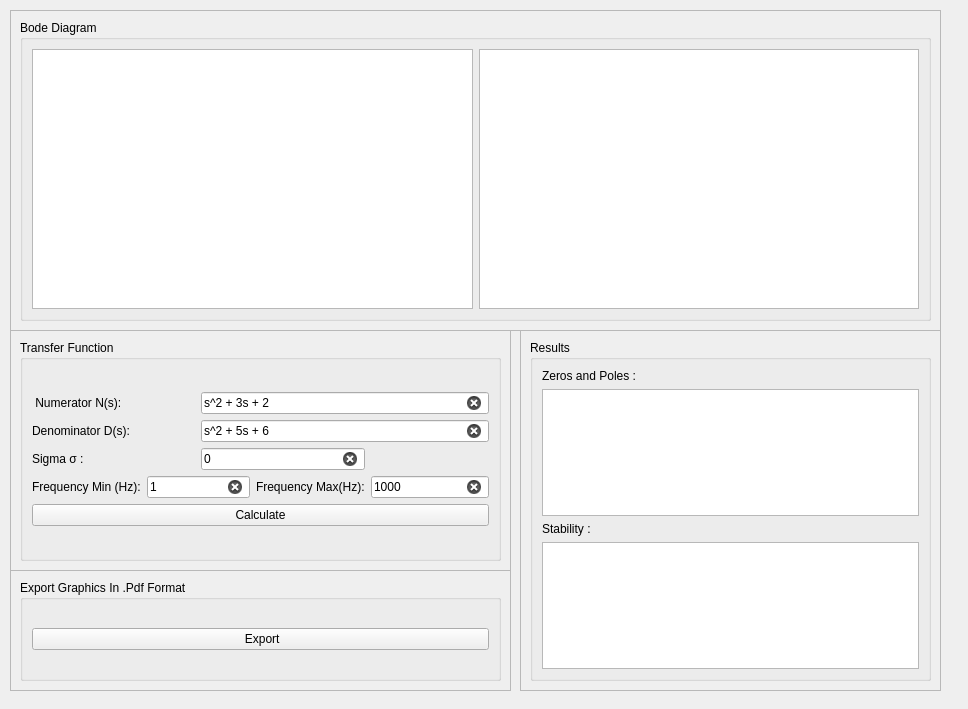
dragon90o/bodediagram_final, file widget.ui: the form before one commit.
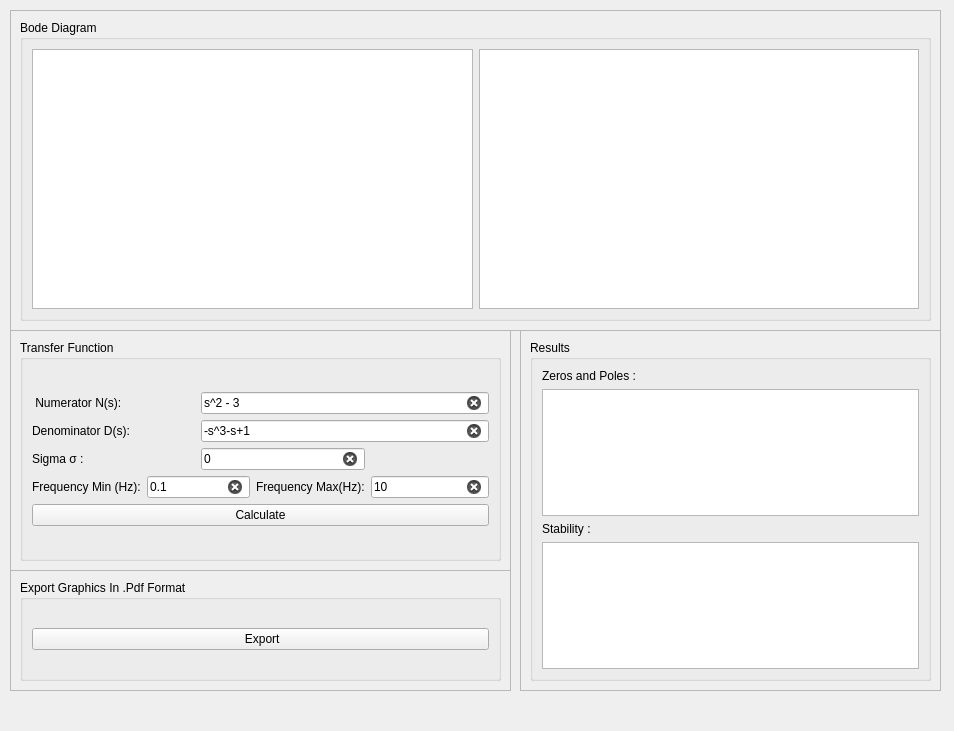
The form after the commit. Custom widgets are drawn as their Qt base class.

```diff
--- a/widget.ui
+++ b/widget.ui
@@ -6,8 +6,8 @@
    <rect>
     <x>0</x>
     <y>0</y>
-    <width>968</width>
-    <height>709</height>
+    <width>954</width>
+    <height>731</height>
    </rect>
   </property>
   <property name="windowTitle">
@@ -78,7 +78,7 @@
          <item row="0" column="2" colspan="3">
           <widget class="QLineEdit" name="numeratorLineEdit">
            <property name="text">
-            <string>s^2 + 3s + 2</string>
+            <string>s^2 - 3</string>
            </property>
            <property name="clearButtonEnabled">
             <bool>true</bool>
@@ -88,7 +88,7 @@
          <item row="3" column="1" colspan="2">
           <widget class="QLineEdit" name="frequencyMinlineEdit">
            <property name="text">
-            <string>1</string>
+            <string>0.1</string>
            </property>
            <property name="clearButtonEnabled">
             <bool>true</bool>
@@ -119,7 +119,7 @@
          <item row="1" column="2" colspan="3">
           <widget class="QLineEdit" name="denominatorLineEdit">
            <property name="text">
-            <string>s^2 + 5s + 6</string>
+            <string>-s^3-s+1</string>
            </property>
            <property name="placeholderText">
             <string/>
@@ -163,7 +163,7 @@
          <item row="3" column="4">
           <widget class="QLineEdit" name="frequencyMaxlineEdit">
            <property name="text">
-            <string>1000</string>
+            <string>10</string>
            </property>
            <property name="clearButtonEnabled">
             <bool>true</bool>
```
